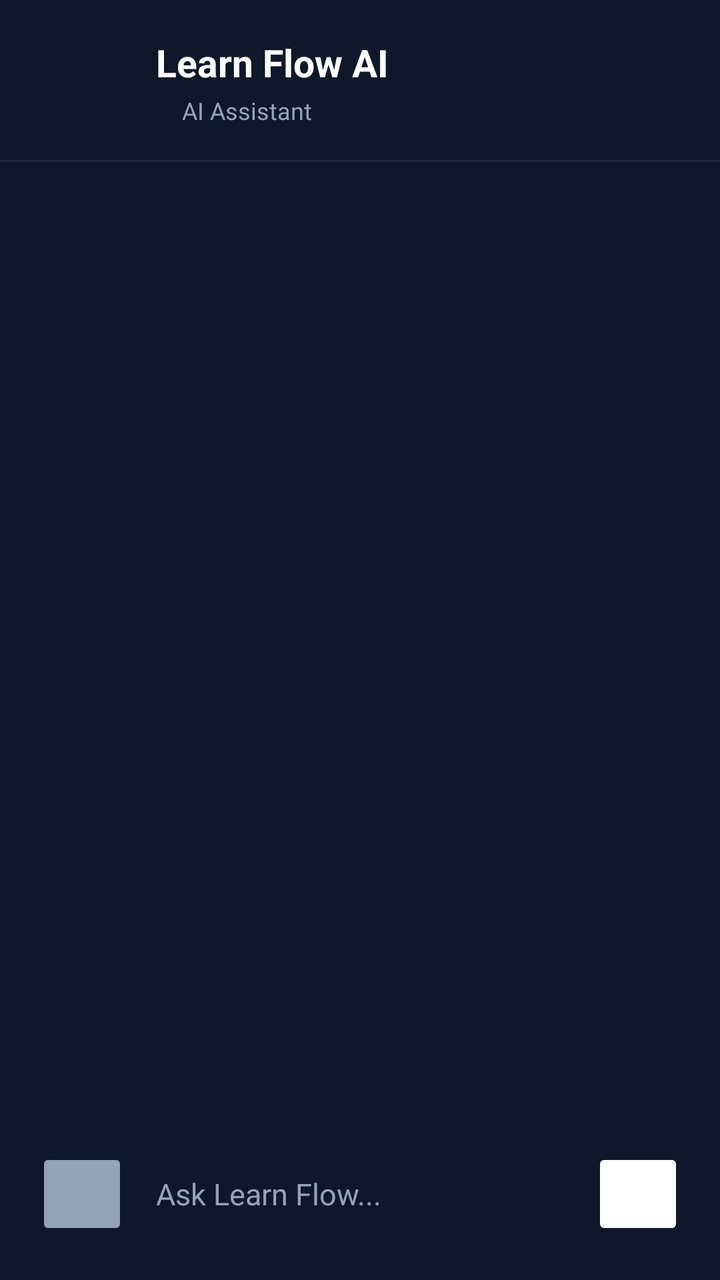
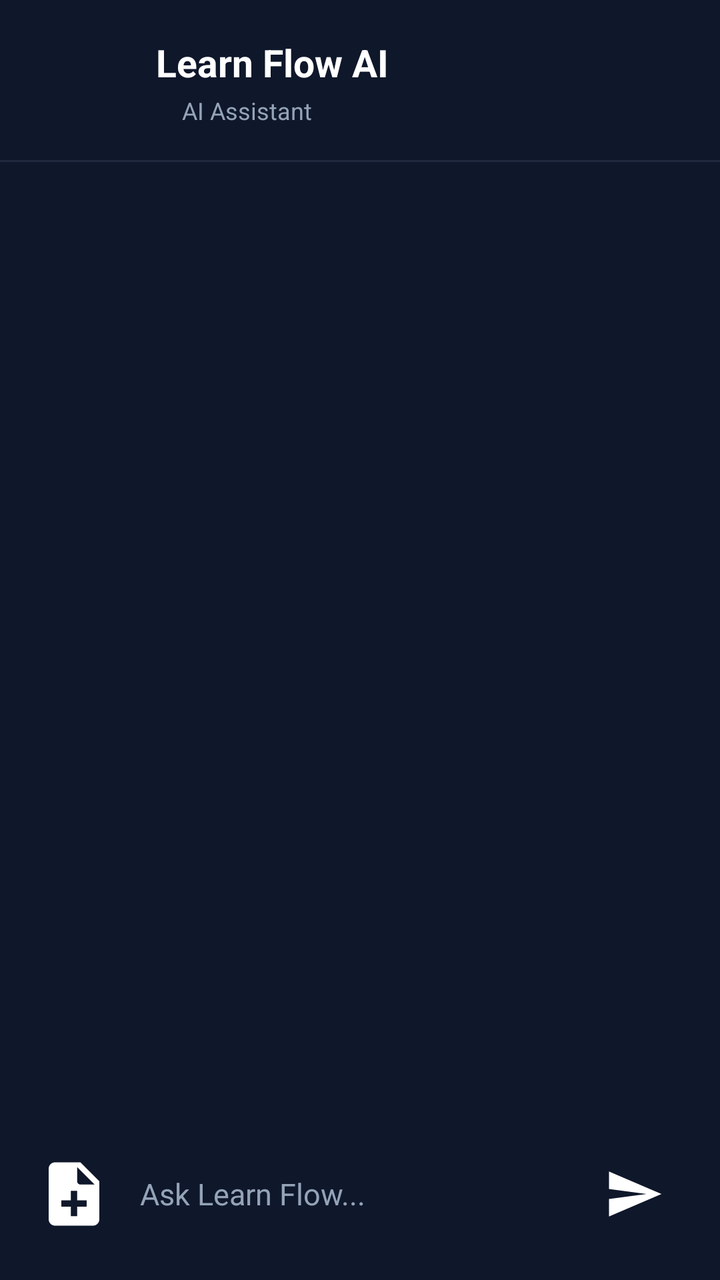

The first picture is an Android layout as it rendered before a commit; the second is the same layout after the commit. The layout source and the unified diff follow.
<!-- AndroidManifest.xml: application theme Theme.LearnFlow -->
<!-- res/layout/activity_chat.xml -->
<?xml version="1.0" encoding="utf-8"?>
<androidx.constraintlayout.widget.ConstraintLayout
    xmlns:android="http://schemas.android.com/apk/res/android"
    xmlns:app="http://schemas.android.com/apk/res-auto"
    xmlns:tools="http://schemas.android.com/tools"
    android:layout_width="match_parent"
    android:layout_height="match_parent"
    android:id="@+id/main"
    android:background="@color/dark_background">

    <LinearLayout
        android:id="@+id/header"
        android:layout_width="0dp"
        android:layout_height="wrap_content"
        android:layout_marginStart="20dp"
        android:layout_marginTop="18dp"
        android:layout_marginEnd="20dp"
        android:gravity="center_vertical"
        android:orientation="horizontal"
        app:layout_constraintEnd_toEndOf="parent"
        app:layout_constraintStart_toStartOf="parent"
        app:layout_constraintTop_toTopOf="parent">

        <FrameLayout
            android:layout_width="46dp"
            android:layout_height="46dp">

            <ImageView
                android:layout_width="24dp"
                android:layout_height="24dp"
                android:layout_gravity="center"
                android:contentDescription="AI"
                android:backgroundTint="@color/white" />

        </FrameLayout>

        <LinearLayout
            android:layout_width="0dp"
            android:layout_height="wrap_content"
            android:layout_marginStart="12dp"
            android:layout_weight="1"
            android:orientation="vertical">

            <TextView
                android:id="@+id/name"
                android:layout_width="wrap_content"
                android:layout_height="wrap_content"
                android:text="Learn Flow AI"
                android:textColor="@color/white"
                android:textSize="19sp"
                android:textStyle="bold" />

            <LinearLayout
                android:layout_width="wrap_content"
                android:layout_height="wrap_content"
                android:layout_marginTop="3dp"
                android:gravity="center_vertical"
                android:orientation="horizontal">

                <View
                    android:layout_width="7dp"
                    android:layout_height="7dp"/>

                <TextView
                    android:layout_width="wrap_content"
                    android:layout_height="wrap_content"
                    android:layout_marginStart="6dp"
                    android:text="AI Assistant"
                    android:textColor="@color/dark_text_secondary"
                    android:textSize="12sp" />

            </LinearLayout>

        </LinearLayout>


    </LinearLayout>

    <ProgressBar
        android:id="@+id/progressBar"
        android:layout_width="match_parent"
        android:layout_height="wrap_content"
        android:backgroundTint="@color/white"
        app:layout_constraintTop_toBottomOf="@+id/headerDivider"
        tools:layout_editor_absoluteX="12dp" />

    <View
        android:id="@+id/headerDivider"
        android:layout_width="0dp"
        android:layout_height="1dp"
        android:layout_marginTop="16dp"
        android:background="@color/dark_surface_variant"
        android:alpha="0.45"
        app:layout_constraintEnd_toEndOf="parent"
        app:layout_constraintStart_toStartOf="parent"
        app:layout_constraintTop_toBottomOf="@id/header" />


    <androidx.recyclerview.widget.RecyclerView
        android:id="@+id/recyclerView"
        android:layout_width="0dp"
        android:layout_height="0dp"
        android:clipToPadding="false"
        android:overScrollMode="never"
        android:paddingStart="14dp"
        android:paddingTop="14dp"
        android:paddingEnd="14dp"
        android:paddingBottom="16dp"
        app:layout_constraintBottom_toTopOf="@id/inputContainer"
        app:layout_constraintEnd_toEndOf="parent"
        app:layout_constraintHorizontal_bias="1.0"
        app:layout_constraintStart_toStartOf="parent"
        app:layout_constraintTop_toBottomOf="@+id/header"
        app:layout_constraintVertical_bias="0.0" />

    <LinearLayout
        android:id="@+id/inputContainer"
        android:layout_width="0dp"
        android:layout_height="wrap_content"
        android:layout_marginStart="12dp"
        android:layout_marginEnd="12dp"
        android:layout_marginBottom="12dp"
        android:gravity="center_vertical"
        android:minHeight="62dp"
        android:orientation="horizontal"
        android:paddingStart="6dp"
        android:paddingTop="6dp"
        android:paddingEnd="6dp"
        android:paddingBottom="6dp"
        app:layout_constraintBottom_toBottomOf="parent"
        app:layout_constraintEnd_toEndOf="parent"
        app:layout_constraintStart_toStartOf="parent">

        <ImageButton
            android:id="@+id/btnAttach"
            android:layout_width="46dp"
            android:layout_height="46dp"
            android:contentDescription="Attach document"
            android:padding="12dp"
            android:backgroundTint="@color/dark_text_secondary" />

        <EditText
            android:id="@+id/etMessage"
            android:layout_width="0dp"
            android:layout_height="wrap_content"
            android:layout_marginStart="6dp"
            android:layout_marginEnd="6dp"
            android:layout_weight="1"
            android:background="@android:color/transparent"
            android:gravity="center_vertical"
            android:hint="Ask Learn Flow..."
            android:inputType="textCapSentences|textMultiLine"
            android:maxLines="4"
            android:minHeight="46dp"
            android:paddingStart="8dp"
            android:paddingEnd="8dp"
            android:paddingTop="8dp"
            android:paddingBottom="8dp"
            android:textColor="@color/dark_text_primary"
            android:textColorHint="@color/dark_text_secondary"
            android:textSize="15sp" />

        <ImageButton
            android:id="@+id/btnSend"
            android:layout_width="46dp"
            android:layout_height="46dp"
            android:contentDescription="Send message"
            android:padding="12dp"
            android:backgroundTint="@color/white" />

    </LinearLayout>

</androidx.constraintlayout.widget.ConstraintLayout>
<!-- resources referenced by this layout -->
<resources>
  <color name="dark_background">#0F172A</color>
  <color name="dark_surface_variant">#334155</color>
  <color name="dark_text_primary">#F8FAFC</color>
  <color name="dark_text_secondary">#94A3B8</color>
  <color name="white">#ffffff</color>
  <style name="Theme.LearnFlow" parent="Base.Theme.LearnFlow" />
  <style name="Base.Theme.LearnFlow" parent="Theme.Material3.DayNight.NoActionBar">
          
          
      </style>
</resources>

<!-- the commit's change to res/layout/activity_chat.xml (unified diff, before → after) -->
@@ -76,14 +76,6 @@
 
     </LinearLayout>
 
-    <ProgressBar
-        android:id="@+id/progressBar"
-        android:layout_width="match_parent"
-        android:layout_height="wrap_content"
-        android:backgroundTint="@color/white"
-        app:layout_constraintTop_toBottomOf="@+id/headerDivider"
-        tools:layout_editor_absoluteX="12dp" />
-
     <View
         android:id="@+id/headerDivider"
         android:layout_width="0dp"
@@ -133,14 +125,14 @@
 
         <ImageButton
             android:id="@+id/btnAttach"
-            android:layout_width="46dp"
-            android:layout_height="46dp"
+            android:layout_width="38dp"
+            android:layout_height="38dp"
             android:contentDescription="Attach document"
-            android:padding="12dp"
-            android:backgroundTint="@color/dark_text_secondary" />
+            android:background="@drawable/ic_add"
+            android:padding="12dp" />
 
         <EditText
-            android:id="@+id/etMessage"
+            android:id="@+id/editMessage"
             android:layout_width="0dp"
             android:layout_height="wrap_content"
             android:layout_marginStart="6dp"
@@ -162,11 +154,12 @@
 
         <ImageButton
             android:id="@+id/btnSend"
-            android:layout_width="46dp"
-            android:layout_height="46dp"
+            android:layout_width="50dp"
+            android:layout_height="50dp"
+            android:background="@android:color/transparent"
+            android:src="@drawable/ic_send"
             android:contentDescription="Send message"
-            android:padding="12dp"
-            android:backgroundTint="@color/white" />
+            android:padding="12dp" />
 
     </LinearLayout>
 
<!-- resource entries referenced after the edit -->
@@ -5,6 +5,32 @@
   <color name="dark_text_primary">#F8FAFC</color>
   <color name="dark_text_secondary">#94A3B8</color>
   <color name="white">#ffffff</color>
+  <!-- drawable ic_add (drawable) -->
+  <?xml version="1.0" encoding="utf-8"?>
+  <vector xmlns:android="http://schemas.android.com/apk/res/android"
+      android:width="24dp"
+      android:height="24dp"
+      android:viewportWidth="24"
+      android:viewportHeight="24">
+  
+      <path
+          android:fillColor="@android:color/white"
+          android:pathData="M6,2C4.9,2 4,2.9 4,4V20C4,21.1 4.9,22 6,22H18C19.1,22 20,21.1 20,20V8L14,2H6ZM13,3.5L18.5,9H14C13.45,9 13,8.55 13,8V3.5ZM11,11H13V14H16V16H13V19H11V16H8V14H11V11Z" />
+  
+  </vector>
+  <!-- drawable ic_send (drawable) -->
+  <?xml version="1.0" encoding="utf-8"?>
+  <vector xmlns:android="http://schemas.android.com/apk/res/android"
+      android:width="30dp"
+      android:height="30dp"
+      android:viewportWidth="24"
+      android:viewportHeight="24">
+  
+      <path
+          android:fillColor="@android:color/white"
+          android:pathData="M2,21L23,12L2,3L2,10L17,12L2,14Z" />
+  
+  </vector>
   <style name="Theme.LearnFlow" parent="Base.Theme.LearnFlow" />
   <style name="Base.Theme.LearnFlow" parent="Theme.Material3.DayNight.NoActionBar">
           
